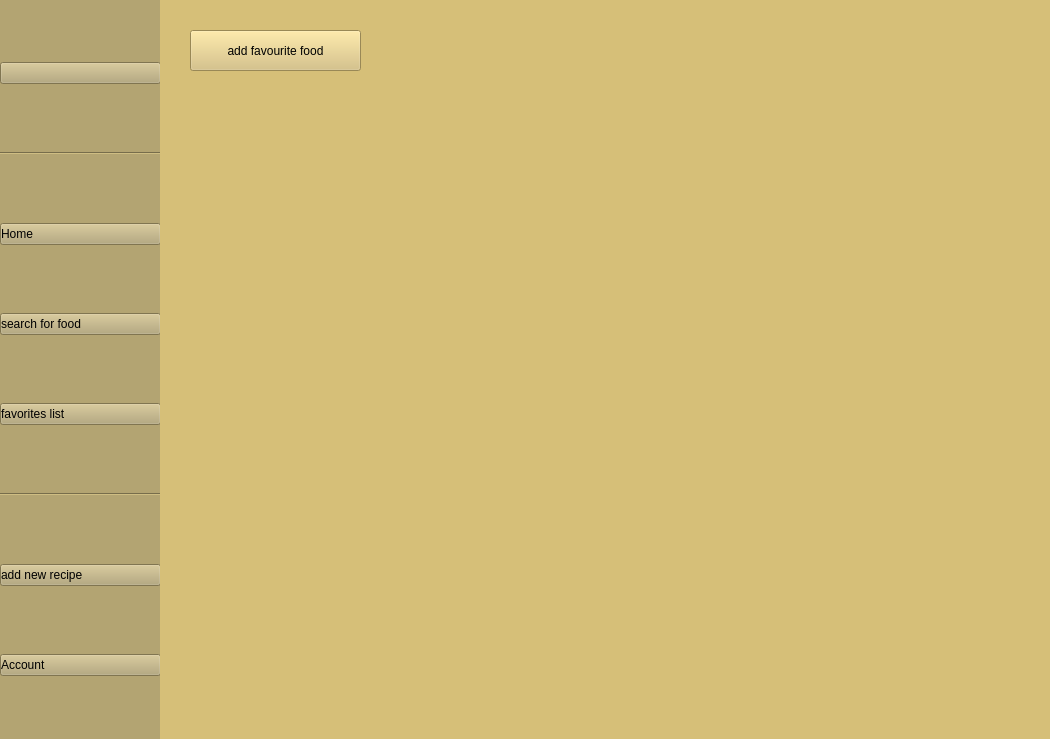
The window that ui/favourite.ui (vuituoiluon595-spec/PTA39-SPCK) describes before a commit, drawn with Qt 5.
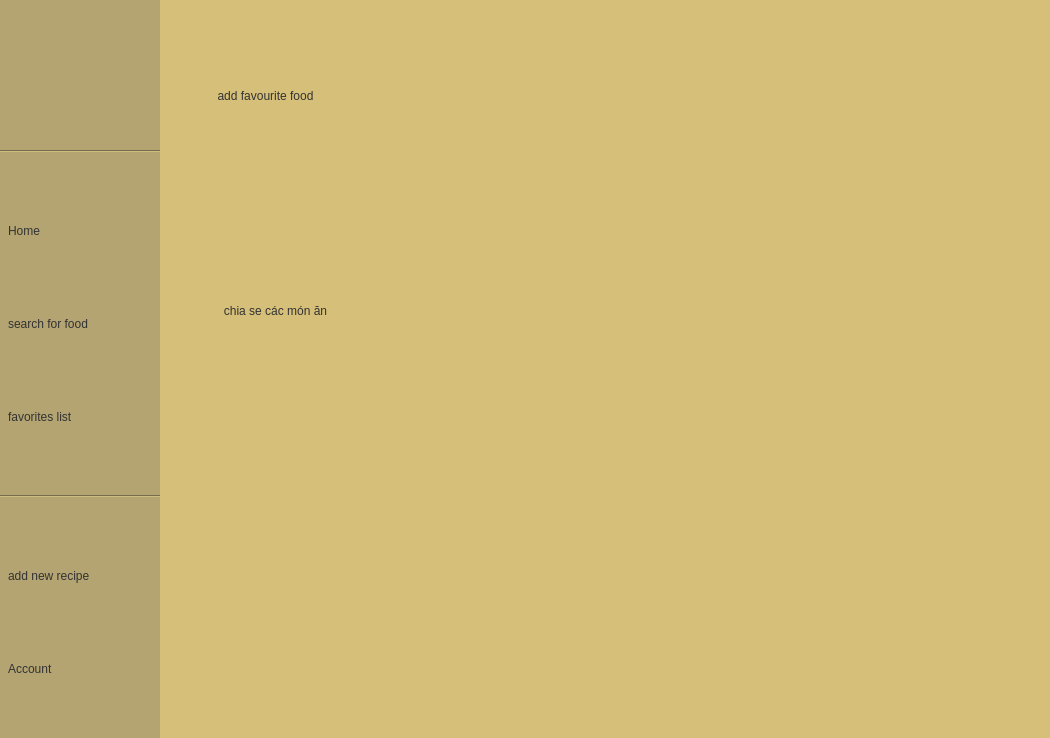
The same window after the commit. Icons and pictures are not drawn.

```diff
--- a/ui/favourite.ui
+++ b/ui/favourite.ui
@@ -7,7 +7,7 @@
     <x>0</x>
     <y>0</y>
     <width>1050</width>
-    <height>739</height>
+    <height>738</height>
    </rect>
   </property>
   <property name="minimumSize">
@@ -26,6 +26,24 @@
    <string>MainWindow</string>
   </property>
   <widget class="QWidget" name="centralwidget">
+   <property name="styleSheet">
+    <string notr="true">QPushButton{
+    background-color: rgb(245,245,245);
+    border: none;
+    border-radius: 15px;
+    color: rgb(50,50,50);
+    padding: 8px;
+}
+
+QPushButton:hover{
+    background-color: rgb(255,255,255);   /* Trắng sáng hơn */
+    color: black;
+}
+
+QPushButton:pressed{
+    background-color: rgb(230,230,230);
+}</string>
+   </property>
    <widget class="QWidget" name="widget" native="true">
     <property name="geometry">
      <rect>
@@ -171,10 +189,10 @@
     <widget class="QPushButton" name="pushButton_7">
      <property name="geometry">
       <rect>
-       <x>30</x>
-       <y>30</y>
-       <width>171</width>
-       <height>41</height>
+       <x>0</x>
+       <y>70</y>
+       <width>211</width>
+       <height>51</height>
       </rect>
      </property>
      <property name="text">
@@ -185,6 +203,26 @@
        <normaloff>../accets/icon/icons8-plus-50.png</normaloff>../accets/icon/icons8-plus-50.png</iconset>
      </property>
     </widget>
+    <widget class="QPushButton" name="pushButton_8">
+     <property name="geometry">
+      <rect>
+       <x>20</x>
+       <y>290</y>
+       <width>191</width>
+       <height>41</height>
+      </rect>
+     </property>
+     <property name="text">
+      <string>chia se các món ăn</string>
+     </property>
+     <property name="icon">
+      <iconset>
+       <normaloff>../accets/icon/icons8-logout-50.png</normaloff>../accets/icon/icons8-logout-50.png</iconset>
+     </property>
+     <property name="checkable">
+      <bool>false</bool>
+     </property>
+    </widget>
    </widget>
   </widget>
  </widget>
```
